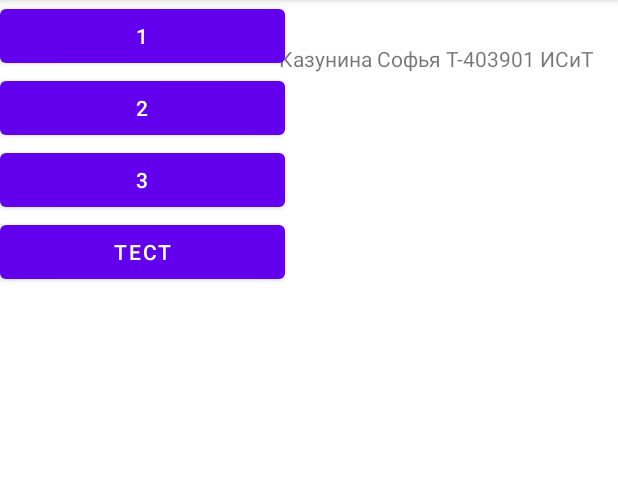
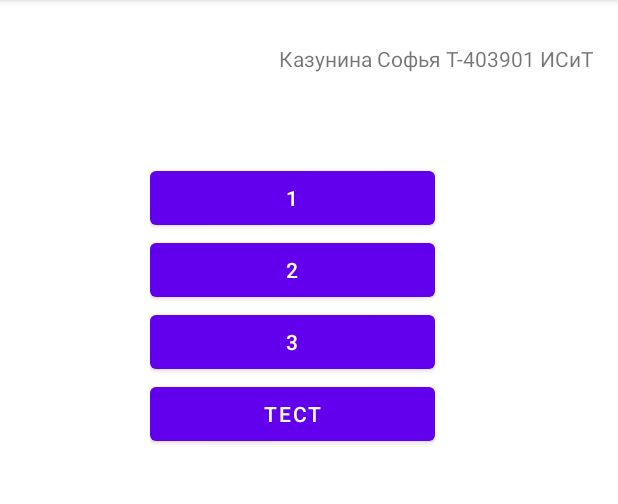
Before and after one commit to soni1541/LR3-Toast, an Android app: the screen it shows after launch (MainActivity), on a phone screen of 412 x 824 dp, the part 84-588 px from its top. Run offline under Robolectric (Android 15) with nearby library versions, the phone set to English and light mode, and no system bars.

```diff
--- a/app/src/main/res/layout/activity_main.xml
+++ b/app/src/main/res/layout/activity_main.xml
@@ -12,16 +12,22 @@
         android:layout_height="wrap_content"
         android:layout_marginTop="29dp"
         android:layout_marginEnd="16dp"
+        android:layout_marginBottom="59dp"
         android:text="Казунина Софья Т-403901 ИСиТ"
+        app:layout_constraintBottom_toTopOf="@+id/linearLayout"
         app:layout_constraintEnd_toEndOf="parent"
         app:layout_constraintTop_toTopOf="parent" />
 
     <LinearLayout
+        android:id="@+id/linearLayout"
         android:layout_width="190dp"
-        android:layout_height="289dp"
+        android:layout_height="0dp"
+        android:layout_marginStart="100dp"
+        android:layout_marginBottom="335dp"
         android:orientation="vertical"
-        tools:layout_editor_absoluteX="100dp"
-        tools:layout_editor_absoluteY="107dp">
+        app:layout_constraintBottom_toBottomOf="parent"
+        app:layout_constraintStart_toStartOf="parent"
+        app:layout_constraintTop_toBottomOf="@+id/textView">
 
         <Button
             android:id="@+id/button"
```
Also changed, not shown: app/src/main/java/com/example/lr3_toast/MainActivity.java (+11 -3 lines).
